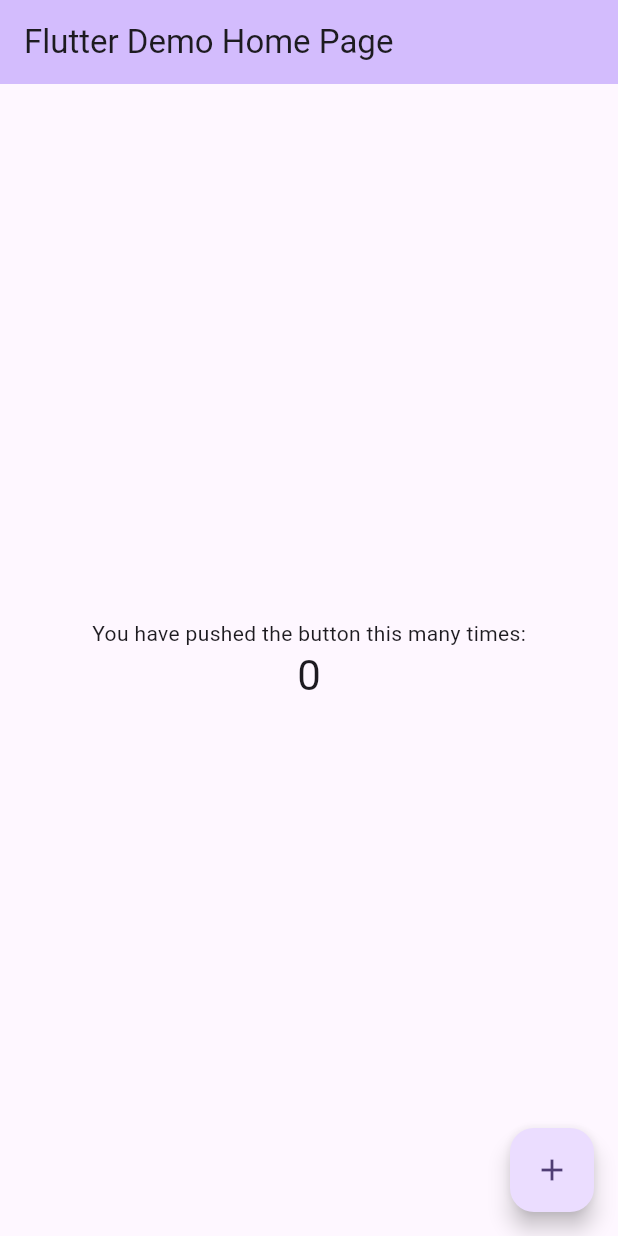
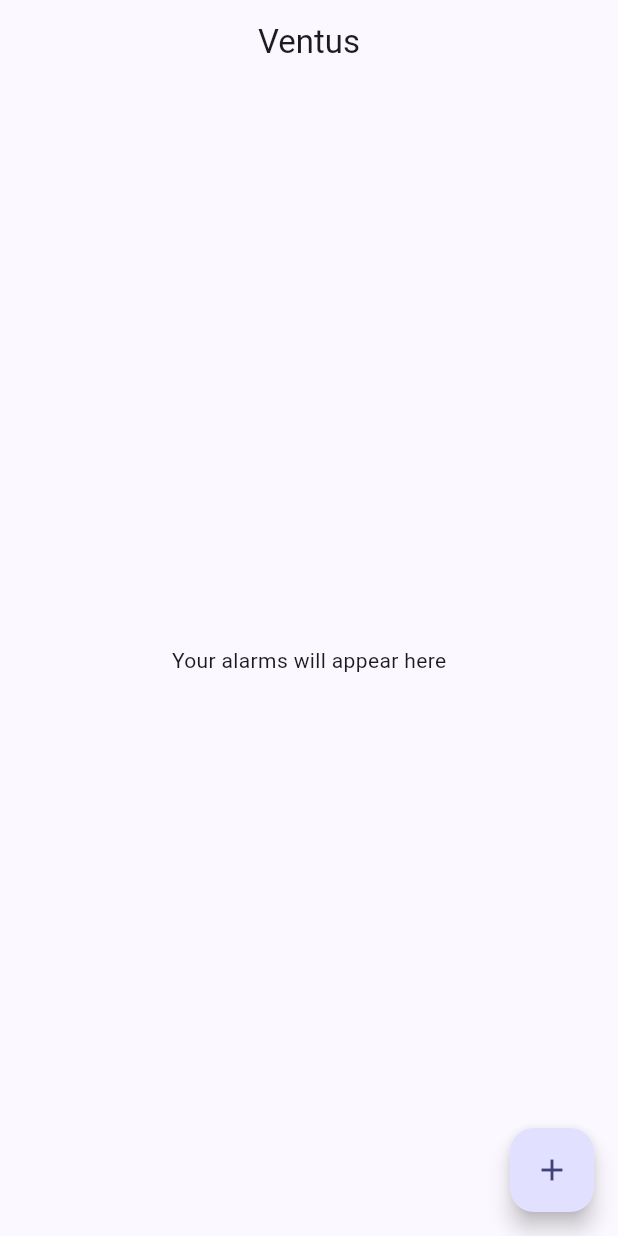
Before and after one commit to hfritz34/Ventus, a Flutter app: the screen it shows after launch, on a phone screen of 412 x 824 dp. Run offline on Flutter 3.47's test engine with Material 3 defaults, Android fonts, the phone set to English and light mode, and no system bars; our stand-ins replace flutter_riverpod, go_router.

Commit message:
configure theme and routing

```diff
--- /dev/null
+++ b/app/lib/core/constants/app_theme.dart
@@ -0,0 +1,59 @@
+import 'package:flutter/material.dart';
+
+class AppTheme {
+  static ThemeData get lightTheme {
+    return ThemeData(
+      useMaterial3: true,
+      colorScheme: ColorScheme.fromSeed(
+        seedColor: const Color(0xFF6366F1), // Indigo
+        brightness: Brightness.light,
+      ),
+      appBarTheme: const AppBarTheme(
+        centerTitle: true,
+        elevation: 0,
+      ),
+      cardTheme: CardThemeData(
+        elevation: 2,
+        shape: RoundedRectangleBorder(
+          borderRadius: BorderRadius.circular(12),
+        ),
+      ),
+      elevatedButtonTheme: ElevatedButtonThemeData(
+        style: ElevatedButton.styleFrom(
+          padding: const EdgeInsets.symmetric(horizontal: 24, vertical: 12),
+          shape: RoundedRectangleBorder(
+            borderRadius: BorderRadius.circular(8),
+          ),
+        ),
+      ),
+    );
+  }
+
+  static ThemeData get darkTheme {
+    return ThemeData(
+      useMaterial3: true,
+      colorScheme: ColorScheme.fromSeed(
+        seedColor: const Color(0xFF6366F1), // Indigo
+        brightness: Brightness.dark,
+      ),
+      appBarTheme: const AppBarTheme(
+        centerTitle: true,
+        elevation: 0,
+      ),
+      cardTheme: CardThemeData(
+        elevation: 2,
+        shape: RoundedRectangleBorder(
+          borderRadius: BorderRadius.circular(12),
+        ),
+      ),
+      elevatedButtonTheme: ElevatedButtonThemeData(
+        style: ElevatedButton.styleFrom(
+          padding: const EdgeInsets.symmetric(horizontal: 24, vertical: 12),
+          shape: RoundedRectangleBorder(
+            borderRadius: BorderRadius.circular(8),
+          ),
+        ),
+      ),
+    );
+  }
+}
--- /dev/null
+++ b/app/lib/core/routing/app_router.dart
@@ -0,0 +1,13 @@
+import 'package:go_router/go_router.dart';
+import 'package:app/features/alarm/screens/alarm_list_screen.dart';
+
+final appRouter = GoRouter(
+  initialLocation: '/',
+  routes: [
+    GoRoute(
+      path: '/',
+      name: 'home',
+      builder: (context, state) => const AlarmListScreen(),
+    ),
+  ],
+);
--- /dev/null
+++ b/app/lib/features/alarm/screens/alarm_list_screen.dart
@@ -0,0 +1,23 @@
+import 'package:flutter/material.dart';
+
+class AlarmListScreen extends StatelessWidget {
+  const AlarmListScreen({super.key});
+
+  @override
+  Widget build(BuildContext context) {
+    return Scaffold(
+      appBar: AppBar(
+        title: const Text('Ventus'),
+      ),
+      body: const Center(
+        child: Text('Your alarms will appear here'),
+      ),
+      floatingActionButton: FloatingActionButton(
+        onPressed: () {
+          // TODO: Navigate to add alarm screen
+        },
+        child: const Icon(Icons.add),
+      ),
+    );
+  }
+}
--- a/app/lib/main.dart
+++ b/app/lib/main.dart
@@ -1,122 +1,24 @@
 import 'package:flutter/material.dart';
+import 'package:flutter_riverpod/flutter_riverpod.dart';
+import 'package:app/core/constants/app_theme.dart';
+import 'package:app/core/routing/app_router.dart';
 
 void main() {
-  runApp(const MyApp());
+  runApp(const ProviderScope(child: VentusApp()));
 }
 
-class MyApp extends StatelessWidget {
-  const MyApp({super.key});
+class VentusApp extends StatelessWidget {
+  const VentusApp({super.key});
 
-  // This widget is the root of your application.
   @override
   Widget build(BuildContext context) {
-    return MaterialApp(
-      title: 'Flutter Demo',
-      theme: ThemeData(
-        // This is the theme of your application.
-        //
-        // TRY THIS: Try running your application with "flutter run". You'll see
-        // the application has a purple toolbar. Then, without quitting the app,
-        // try changing the seedColor in the colorScheme below to Colors.green
-        // and then invoke "hot reload" (save your changes or press the "hot
-        // reload" button in a Flutter-supported IDE, or press "r" if you used
-        // the command line to start the app).
-        //
-        // Notice that the counter didn't reset back to zero; the application
-        // state is not lost during the reload. To reset the state, use hot
-        // restart instead.
-        //
-        // This works for code too, not just values: Most code changes can be
-        // tested with just a hot reload.
-        colorScheme: ColorScheme.fromSeed(seedColor: Colors.deepPurple),
-      ),
-      home: const MyHomePage(title: 'Flutter Demo Home Page'),
+    return MaterialApp.router(
+      title: 'Ventus',
+      theme: AppTheme.lightTheme,
+      darkTheme: AppTheme.darkTheme,
+      themeMode: ThemeMode.system,
+      routerConfig: appRouter,
+      debugShowCheckedModeBanner: false,
     );
   }
 }
-
-class MyHomePage extends StatefulWidget {
-  const MyHomePage({super.key, required this.title});
-
-  // This widget is the home page of your application. It is stateful, meaning
-  // that it has a State object (defined below) that contains fields that affect
-  // how it looks.
-
-  // This class is the configuration for the state. It holds the values (in this
-  // case the title) provided by the parent (in this case the App widget) and
-  // used by the build method of the State. Fields in a Widget subclass are
-  // always marked "final".
-
-  final String title;
-
-  @override
-  State<MyHomePage> createState() => _MyHomePageState();
-}
-
-class _MyHomePageState extends State<MyHomePage> {
-  int _counter = 0;
-
-  void _incrementCounter() {
-    setState(() {
-      // This call to setState tells the Flutter framework that something has
-      // changed in this State, which causes it to rerun the build method below
-      // so that the display can reflect the updated values. If we changed
-      // _counter without calling setState(), then the build method would not be
-      // called again, and so nothing would appear to happen.
-      _counter++;
-    });
-  }
-
-  @override
-  Widget build(BuildContext context) {
-    // This method is rerun every time setState is called, for instance as done
-    // by the _incrementCounter method above.
-    //
-    // The Flutter framework has been optimized to make rerunning build methods
-    // fast, so that you can just rebuild anything that needs updating rather
-    // than having to individually change instances of widgets.
-    return Scaffold(
-      appBar: AppBar(
-        // TRY THIS: Try changing the color here to a specific color (to
-        // Colors.amber, perhaps?) and trigger a hot reload to see the AppBar
-        // change color while the other colors stay the same.
-        backgroundColor: Theme.of(context).colorScheme.inversePrimary,
-        // Here we take the value from the MyHomePage object that was created by
-        // the App.build method, and use it to set our appbar title.
-        title: Text(widget.title),
-      ),
-      body: Center(
-        // Center is a layout widget. It takes a single child and positions it
-        // in the middle of the parent.
-        child: Column(
-          // Column is also a layout widget. It takes a list of children and
-          // arranges them vertically. By default, it sizes itself to fit its
-          // children horizontally, and tries to be as tall as its parent.
-          //
-          // Column has various properties to control how it sizes itself and
-          // how it positions its children. Here we use mainAxisAlignment to
-          // center the children vertically; the main axis here is the vertical
-          // axis because Columns are vertical (the cross axis would be
-          // horizontal).
-          //
-          // TRY THIS: Invoke "debug painting" (choose the "Toggle Debug Paint"
-          // action in the IDE, or press "p" in the console), to see the
-          // wireframe for each widget.
-          mainAxisAlignment: MainAxisAlignment.center,
-          children: <Widget>[
-            const Text('You have pushed the button this many times:'),
-            Text(
-              '$_counter',
-              style: Theme.of(context).textTheme.headlineMedium,
-            ),
-          ],
-        ),
-      ),
-      floatingActionButton: FloatingActionButton(
-        onPressed: _incrementCounter,
-        tooltip: 'Increment',
-        child: const Icon(Icons.add),
-      ), // This trailing comma makes auto-formatting nicer for build methods.
-    );
-  }
-}
```
Also changed, not shown: 2 other files.
